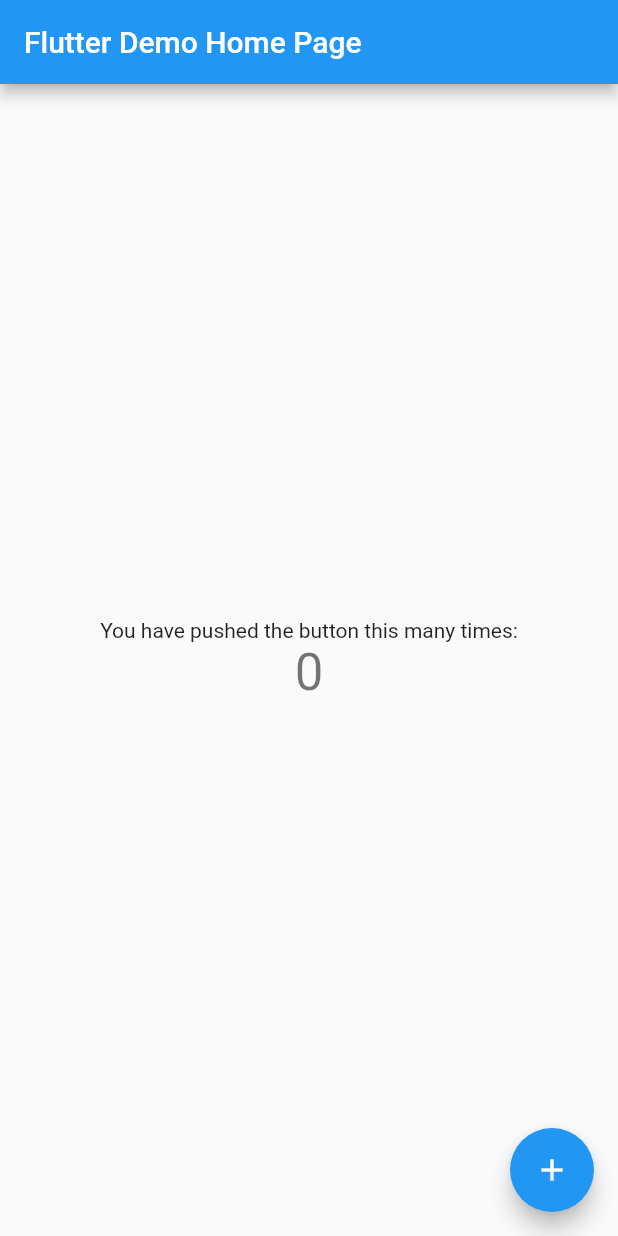
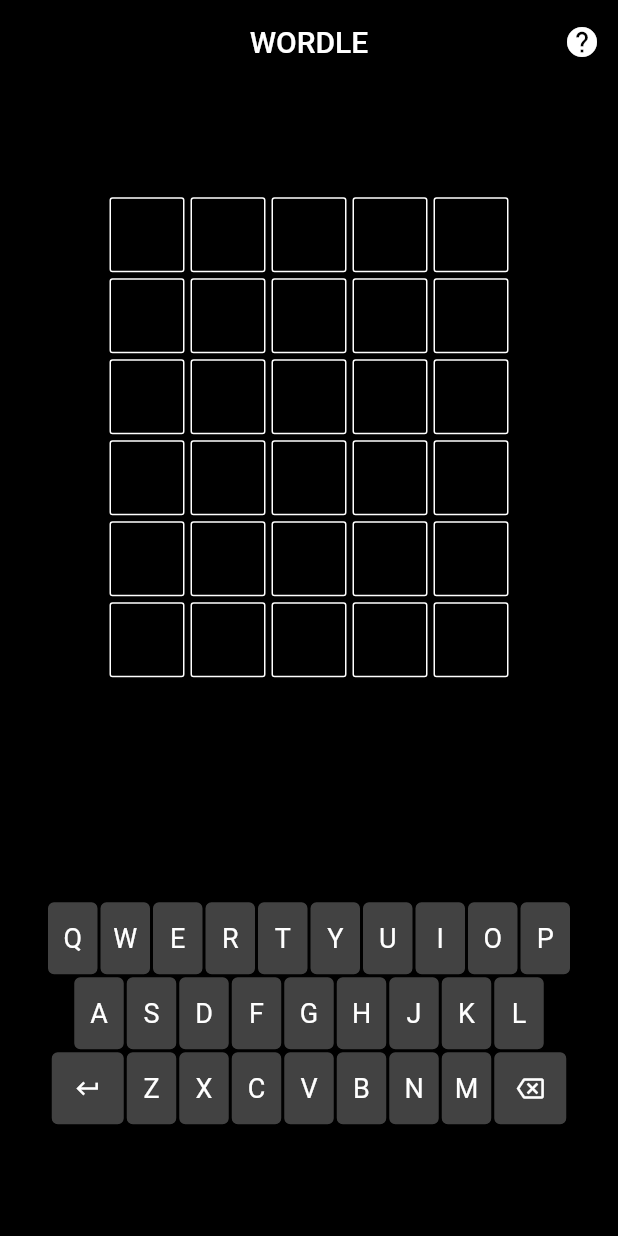
Before and after one commit to srijan041/wordle, a Flutter app: the screen it shows after launch, on a phone screen of 412 x 824 dp. Run offline on Flutter 3.47's test engine with Material 2 defaults, Android fonts, the light colour scheme and no system bars.

Commit message:
Grid and Keyboard UI Completed

```diff
--- a/lib/main.dart
+++ b/lib/main.dart
@@ -1,7 +1,8 @@
 import 'package:flutter/material.dart';
+import 'package:wordle/widgets/wordle_home_page.dart';
 
 void main() {
-  runApp(const MyApp());
+  runApp(const HomePage());
 }
 
 class MyApp extends StatelessWidget {
--- a/lib/widgets/wordle_grid.dart
+++ b/lib/widgets/wordle_grid.dart
@@ -0,0 +1,37 @@
+import 'package:flutter/cupertino.dart';
+import 'package:flutter/material.dart';
+import 'package:wordle/widgets/wordle_grid_letterbox.dart';
+
+class Grid extends StatelessWidget {
+  const Grid({Key? key}) : super(key: key);
+  final int rows = 6;
+  final int wordLength = 5;
+
+  Row getEachRow() {
+    Row row;
+    List<Widget> eachRowList = [];
+    for (int i = 0; i < wordLength; i++) {
+      eachRowList.add(LetterBox());
+    }
+    return Row(
+      children: eachRowList,
+      mainAxisAlignment: MainAxisAlignment.center,
+    );
+  }
+
+  Column returnGrid() {
+    List<Row> entireGrid = [];
+    for (int i = 0; i < rows; i++) {
+      entireGrid.add(getEachRow());
+    }
+
+    return Column(
+      children: entireGrid,
+    );
+  }
+
+  @override
+  Widget build(BuildContext context) {
+    return returnGrid();
+  }
+}
--- a/lib/widgets/wordle_grid_letterbox.dart
+++ b/lib/widgets/wordle_grid_letterbox.dart
@@ -0,0 +1,31 @@
+import 'package:flutter/cupertino.dart';
+import 'package:flutter/material.dart';
+
+class LetterBox extends StatelessWidget {
+  const LetterBox({Key? key}) : super(key: key);
+
+  @override
+  Widget build(BuildContext context) {
+    return Container(
+      margin: EdgeInsets.all(2),
+      height: 50,
+      width: 50,
+      decoration: BoxDecoration(
+        border: Border.all(
+          color: Colors.white,
+        ),
+        color: Colors.black,
+        borderRadius: BorderRadius.circular(2.0),
+      ),
+      child: const Center(
+        child: Text(
+          '',
+          style: TextStyle(
+            fontSize: 25,
+            color: Colors.white,
+          ),
+        ),
+      ),
+    );
+  }
+}
--- /dev/null
+++ b/lib/widgets/wordle_home_page.dart
@@ -0,0 +1,28 @@
+import 'package:flutter/material.dart';
+import 'package:wordle/widgets/wordle_grid.dart';
+import 'package:wordle/widgets/wordle_keyboard.dart';
+import 'package:wordle/widgets/wordle_topbar.dart';
+
+class HomePage extends StatelessWidget {
+  const HomePage({Key? key}) : super(key: key);
+
+  @override
+  Widget build(BuildContext context) {
+    return MaterialApp(
+      home: SafeArea(
+        child: Scaffold(
+          backgroundColor: Colors.black,
+          appBar: topBar(),
+          body: Column(
+            mainAxisAlignment: MainAxisAlignment.spaceAround,
+            crossAxisAlignment: CrossAxisAlignment.center,
+            children: const [
+              Grid(),
+              Keyboard(),
+            ],
+          ),
+        ),
+      ),
+    );
+  }
+}
--- a/lib/widgets/wordle_keyboard.dart
+++ b/lib/widgets/wordle_keyboard.dart
@@ -0,0 +1,26 @@
+import 'package:flutter/cupertino.dart';
+import 'package:wordle/widgets/wordle_keyboard_keys.dart';
+
+class Keyboard extends StatelessWidget {
+  const Keyboard({Key? key}) : super(key: key);
+
+  @override
+  Widget build(BuildContext context) {
+    return Column(
+      children: [
+        Row(
+          mainAxisAlignment: MainAxisAlignment.center,
+          children: [for (var i in 'QWERTYUIOP'.split('')) KeyCaps(i)],
+        ),
+        Row(
+          mainAxisAlignment: MainAxisAlignment.center,
+          children: [for (var i in 'ASDFGHJKL'.split('')) KeyCaps(i)],
+        ),
+        Row(
+          mainAxisAlignment: MainAxisAlignment.center,
+          children: [for (var i in ',ZXCVBNM.'.split('')) KeyCaps(i)],
+        ),
+      ],
+    );
+  }
+}
--- a/lib/widgets/wordle_keyboard_keys.dart
+++ b/lib/widgets/wordle_keyboard_keys.dart
@@ -0,0 +1,50 @@
+import 'package:flutter/material.dart';
+
+class KeyCaps extends StatelessWidget {
+  final String letter;
+
+  const KeyCaps(this.letter, {Key? key}) : super(key: key);
+
+  @override
+  Widget build(BuildContext context) {
+    var height = 50.0;
+    var width = 35.0;
+    Widget keys;
+    if (letter == ',') {
+      width = 50;
+      keys = const Icon(
+        Icons.keyboard_return,
+        color: Colors.white,
+        size: 18,
+      );
+    } else if (letter == '.') {
+      width = 50;
+      keys = const Icon(
+        Icons.backspace_outlined,
+        color: Colors.white,
+        size: 18,
+      );
+    } else {
+      keys = Text(
+        letter,
+        style: const TextStyle(
+          color: Colors.white,
+          fontSize: 18,
+        ),
+      );
+    }
+
+    return Container(
+      height: height,
+      width: width,
+      decoration: BoxDecoration(
+        border: Border.all(),
+        color: Colors.grey.shade800,
+        borderRadius: BorderRadius.circular(5.0),
+      ),
+      child: Center(
+        child: keys,
+      ),
+    );
+  }
+}
--- a/lib/widgets/wordle_topbar.dart
+++ b/lib/widgets/wordle_topbar.dart
@@ -0,0 +1,17 @@
+import 'package:flutter/material.dart';
+
+AppBar topBar() {
+  const IconData help_sharp =
+      IconData(0xea06, fontFamily: 'MaterialIcons', matchTextDirection: true);
+  return AppBar(
+    centerTitle: true,
+    title: Text('WORDLE'),
+    actions: [
+      IconButton(
+        onPressed: () {},
+        icon: Icon(help_sharp),
+      ),
+    ],
+    backgroundColor: Colors.black,
+  );
+}
```
Also changed, not shown: lib/widgets/wordle_page.dart (deleted), 1 other file.
